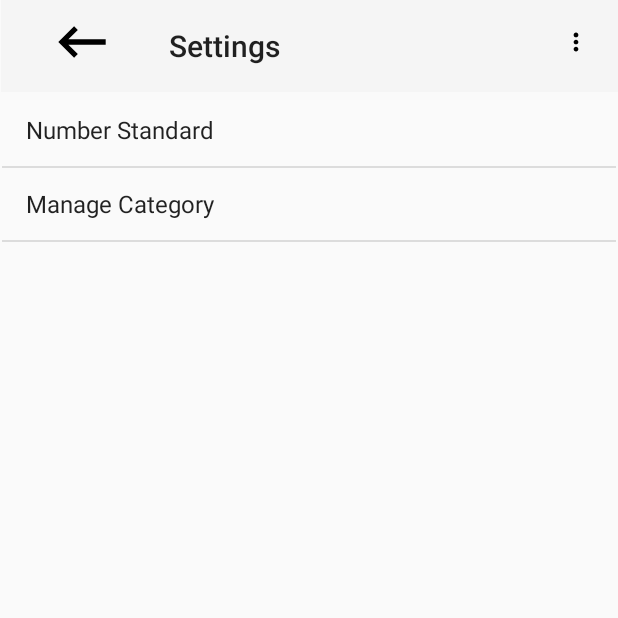
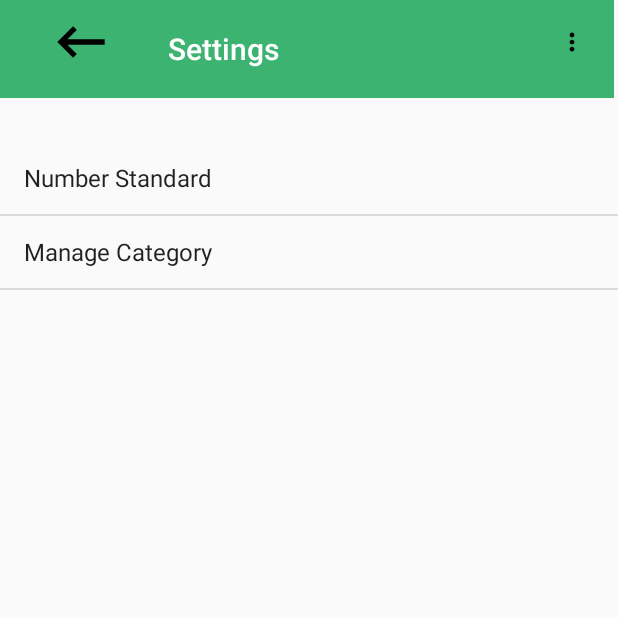
Before and after one commit to matthew-sliit/event-planner, an Android app: the AppSettingsActivity screen opened directly, with no data from a screen before it, on a phone screen of 412 x 824 dp, the top half of it. Run offline under Robolectric (Android 15) with nearby library versions, the phone set to English and light mode, and no system bars.

Commit message:
Original files

```diff
--- a/app/src/main/java/com/example/testapplication/AppSettingsActivity.java
+++ b/app/src/main/java/com/example/testapplication/AppSettingsActivity.java
@@ -11,7 +11,10 @@ import android.view.MenuInflater;
 import android.view.View;
 import android.widget.AdapterView;
 import android.widget.ArrayAdapter;
+import android.widget.Button;
 import android.widget.ListView;
+
+import com.google.android.material.floatingactionbutton.FloatingActionButton;
 
 import java.lang.reflect.Array;
 import java.util.ArrayList;
@@ -38,7 +41,7 @@ public class AppSettingsActivity extends AppCompatActivity {
             //Log.d("RELOAD","is_in_cat = " + is_in_cat);
         }
         //setup toolbar
-        Toolbar toolbar = (Toolbar) findViewById(R.id.aps_menu);
+        Toolbar toolbar = findViewById(R.id.aps_menu);
         setSupportActionBar(toolbar);
         if(has_title.equalsIgnoreCase("none")){
             Log.d("RELOAD","SETTING TITLE ");
@@ -80,9 +83,12 @@ public class AppSettingsActivity extends AppCompatActivity {
         });
         String[] option_names = {"Number Standard","Manage Category"};
         //contents after toolbar
+        FloatingActionButton addCategory = findViewById(R.id.set_addCat);
+        //addCategory.setVisibility(View.INVISIBLE);
         if(is_in_setting.equalsIgnoreCase("false")) {
             //when first launched
             //show listview
+            addCategory.setVisibility(View.INVISIBLE);
             generateSettingsList(pre_intent,option_names,"false","none");
         }else{
             //after clicking on a Setting Option
@@ -92,7 +98,18 @@ public class AppSettingsActivity extends AppCompatActivity {
                 Log.d("SETTINGS GEN","Loading Categories");
                 option_names = getResources().getStringArray(R.array.default_categories);
                 generateSettingsList(pre_intent, option_names,"true",edit);
+
+                addCategory.setVisibility(View.VISIBLE);
+                addCategory.setOnClickListener(new View.OnClickListener() {
+                    @Override
+                    public void onClick(View view) {
+                        //go to Add Category
+                    }
+                });
+
+
             }else {
+                addCategory.setVisibility(View.INVISIBLE);
                 option_names = getResources().getStringArray(R.array.default_categories);
                 if(edit.equalsIgnoreCase(option_names[Arrays.asList(option_names).indexOf(edit)])){
                     Intent k = new Intent(getApplicationContext(), EditCategoryActivity.class);
@@ -109,7 +126,7 @@ public class AppSettingsActivity extends AppCompatActivity {
         }
     }
     private void generateSettingsList(String previous_activity, String[] options, final String set_to_cat, final String title){
-        ListView list = (ListView)findViewById(R.id.listview);
+        ListView list = findViewById(R.id.listview);
         String[] option_names = options;
         List<String> option_list = new ArrayList<String>(Arrays.asList(option_names));
         ArrayAdapter<String> arrayAdapter = new ArrayAdapter<String>(this,android.R.layout.simple_list_item_1,option_list);
--- a/app/src/main/res/layout/activity_app_settings.xml
+++ b/app/src/main/res/layout/activity_app_settings.xml
@@ -8,28 +8,41 @@
 
     <androidx.appcompat.widget.Toolbar
         android:id="@+id/aps_menu"
-        android:layout_width="411dp"
-        android:layout_height="61dp"
+        android:layout_width="409dp"
+        android:layout_height="65dp"
 
-        android:layout_marginBottom="1dp"
+        android:layout_marginBottom="29dp"
         android:background="?attr/colorPrimary"
         android:minHeight="?attr/actionBarSize"
         android:theme="?attr/actionBarTheme"
         app:layout_constraintBottom_toTopOf="@+id/listview"
         app:layout_constraintEnd_toEndOf="parent"
+        app:layout_constraintHorizontal_bias="0.0"
         app:layout_constraintStart_toStartOf="parent"
         app:layout_constraintTop_toTopOf="parent"
+        app:layout_constraintVertical_bias="0.0"
         app:title="@string/settings" />
 
     <ListView
         android:id="@+id/listview"
         android:layout_width="0dp"
         android:layout_height="0dp"
-        android:layout_marginStart="1dp"
-        android:layout_marginEnd="1dp"
-        android:layout_marginBottom="1dp"
-        app:layout_constraintBottom_toBottomOf="parent"
+        android:layout_marginBottom="19dp"
+        app:layout_constraintBottom_toTopOf="@+id/set_addCat"
         app:layout_constraintEnd_toEndOf="parent"
         app:layout_constraintStart_toStartOf="parent"
         app:layout_constraintTop_toBottomOf="@+id/aps_menu" />
+
+    <com.google.android.material.floatingactionbutton.FloatingActionButton
+        android:id="@+id/set_addCat"
+        android:layout_width="wrap_content"
+        android:layout_height="wrap_content"
+        android:layout_marginEnd="18dp"
+        android:layout_marginBottom="177dp"
+        android:clickable="true"
+        android:visibility="invisible"
+        app:layout_constraintBottom_toBottomOf="parent"
+        app:layout_constraintEnd_toEndOf="parent"
+        app:layout_constraintTop_toBottomOf="@+id/listview"
+        app:srcCompat="@android:drawable/ic_input_add" />
 </androidx.constraintlayout.widget.ConstraintLayout>
--- a/app/src/main/res/values/colors.xml
+++ b/app/src/main/res/values/colors.xml
@@ -6,4 +6,7 @@
     <color name="red">#ffff0000</color>
     <color name="green">#B200AE07</color>
     <color name="black">#000000</color>
+    <color name="medium_seaGreen">#3CB371</color>
+    <color name="yellow_green">#9ACD32</color>
+
 </resources>
--- a/app/src/main/res/values/menu_background.xml
+++ b/app/src/main/res/values/menu_background.xml
@@ -1,4 +1,4 @@
 <?xml version="1.0" encoding="utf-8"?>
 <resources>
-    <color name="menu_background">#FDFFF8</color>
+    <color name="menu_background">#C2FFE7</color>
 </resources>
--- a/app/src/main/res/values/strings.xml
+++ b/app/src/main/res/values/strings.xml
@@ -11,6 +11,9 @@
     <string name="save">Save</string>
     <string name="delete">Delete</string>
     <string name="budget_name">Budget Name</string>
+    <string name="graph">Graph</string>
+    <string name="list">List</string>
+    <string name="graph_summary">Total Budget:\nTotal Paid:\nPayments Pending:\nCurrent Balance:</string>
 
     <string-array name="default_categories">
         <item>Ceremony</item>
--- a/app/src/main/res/values/styles.xml
+++ b/app/src/main/res/values/styles.xml
@@ -7,4 +7,10 @@
         <item name="colorAccent">@color/colorAccent</item>
     </style>
 
+    <style name="ThemeOverlay.AppCompat.ActionBar" parent="Theme.AppCompat.NoActionBar">
+        <item name="colorPrimary">@color/medium_seaGreen</item>
+        <item name="colorPrimaryDark">@color/colorPrimaryDark</item>
+        <item name="colorAccent">@color/colorAccent</item>
+    </style>
+
 </resources>
```
Also changed, not shown: app/src/main/java/com/example/testapplication/AddBudgetActivity.java (+18 -5 lines), app/src/main/java/com/example/testapplication/ListBudgetsActivity.java (+12 -2 lines), app/src/main/res/layout/activity_add_budget.xml (+12 -12 lines), app/src/main/res/layout/activity_graph.xml (+13 -0 lines), app/src/main/res/layout/activity_list_budgets.xml (+27 -11 lines).
